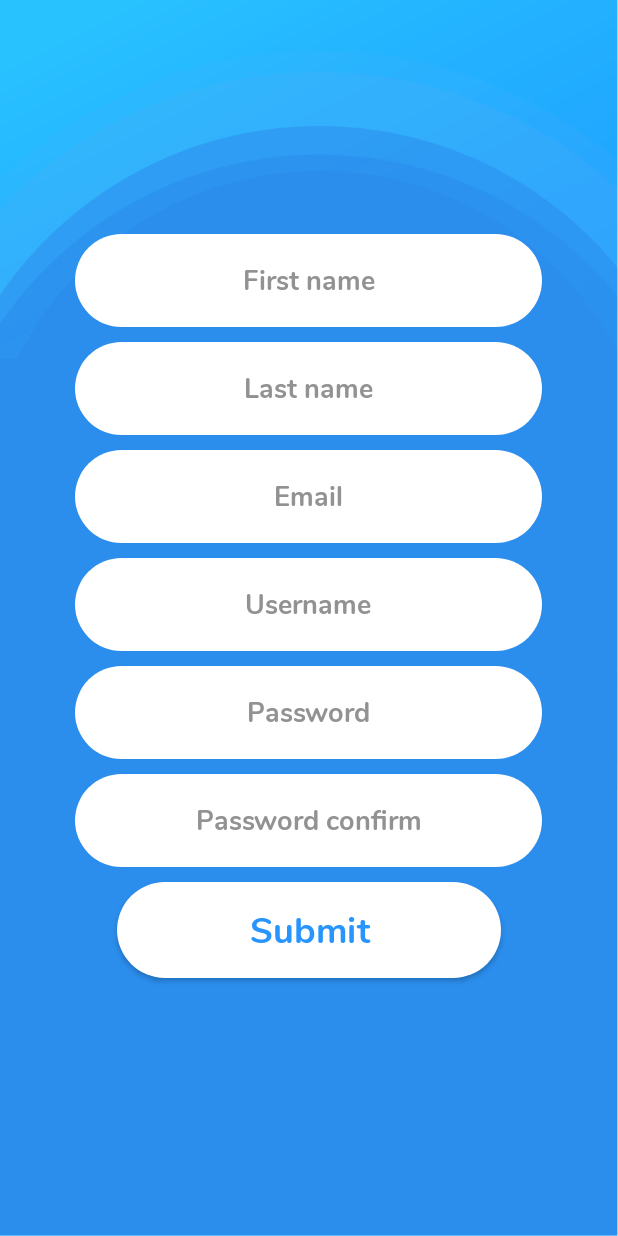
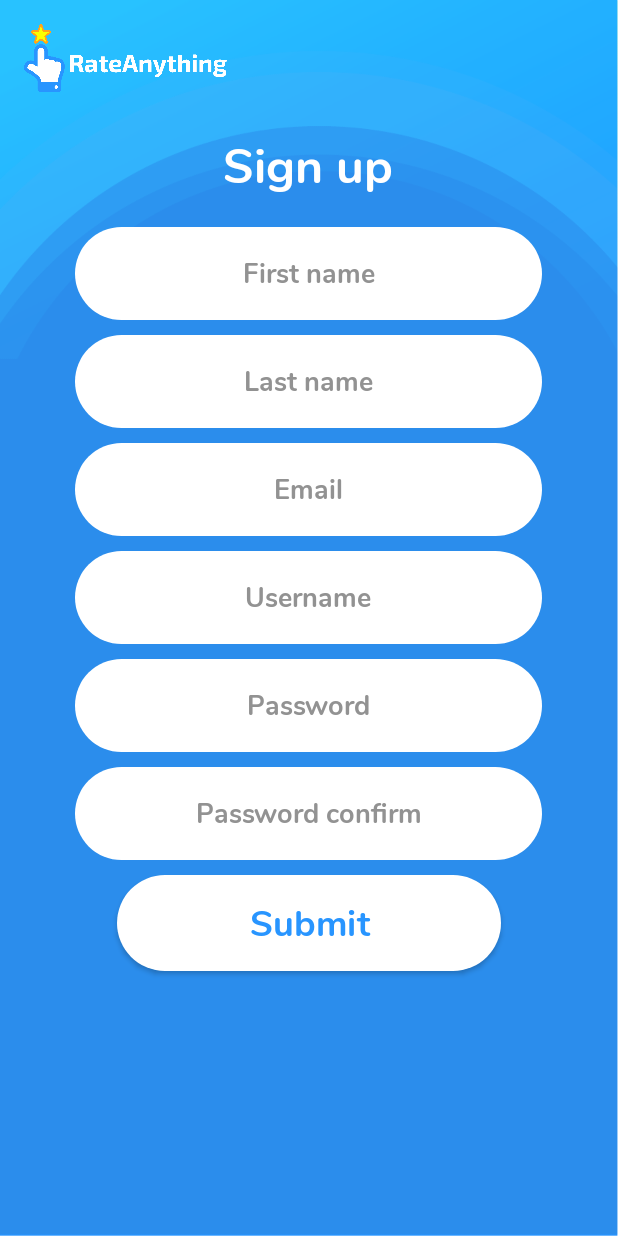
Before and after one commit to servalsam/TCSS450-rate-anything-frontend, an Android app: the screen it shows after launch (StartActivity), after a tap on "Register", on a phone screen of 412 x 824 dp. Run offline under Robolectric (Android 15) with nearby library versions, the phone set to English and light mode, and no system bars.

Commit message:
Added logo to registration. Adjusted text field margins.

```diff
--- a/app/src/main/res/layout/activity_splash_page.xml
+++ b/app/src/main/res/layout/activity_splash_page.xml
@@ -35,7 +35,7 @@ android:background="@drawable/rate_anything_splash">
             android:fontFamily="@font/nunito_bold_font"
             android:layout_width="256dp"
             android:layout_height="64dp"
-            android:layout_marginTop="32dp"
+            android:layout_marginTop="16dp"
             android:textColor="#2895FF"
             android:textSize="24dp"
             android:textAllCaps="false"
--- a/app/src/main/res/layout/fragment_register.xml
+++ b/app/src/main/res/layout/fragment_register.xml
@@ -8,6 +8,26 @@
     android:id="@+id/register_fragment"
     android:background="@drawable/rate_anything_register">
 
+    <ImageView
+        android:id="@+id/register_rate_anything_logo"
+        android:background="@mipmap/rate_anything_logo_white"
+        android:layout_marginTop="16dp"
+        android:layout_marginLeft="16dp"
+        android:layout_width="135dp"
+        android:layout_height="45dp"/>
+
+    <TextView
+        android:id="@+id/register_sign_up"
+        android:fontFamily="@font/nunito_bold_font"
+        android:layout_gravity="center"
+        android:gravity="center"
+        android:layout_marginTop="18dp"
+        android:layout_width="311dp"
+        android:layout_height="62dp"
+        android:text="@string/register_sign_up_title"
+        android:textColor="#fff"
+        android:textSize="32dp"
+        />
 
     <EditText
         android:id="@+id/first_name_registration"
@@ -18,7 +38,7 @@
         android:layout_gravity="center"
         android:layout_width="311dp"
         android:layout_height="62dp"
-        android:layout_marginTop="156dp"
+        android:layout_marginTop="10dp"
         android:hint="@string/register_first_name_hint"/>
 
     <EditText
@@ -68,6 +88,7 @@
         android:layout_width="311dp"
         android:layout_height="62dp"
         android:layout_marginTop="10dp"
+        android:inputType="textPassword"
         android:hint="@string/register_password_hint" />
 
     <EditText
@@ -80,6 +101,7 @@
         android:layout_width="311dp"
         android:layout_height="62dp"
         android:layout_marginTop="10dp"
+        android:inputType="textPassword"
         android:hint="@string/register_password_confirm_hint"/>
 
     <Button
--- a/app/src/main/res/values/strings.xml
+++ b/app/src/main/res/values/strings.xml
@@ -24,6 +24,7 @@
     <!-- Registration Fragment -->
     <string name="directions_for_registration">Complete the following fields to register
         and become a new Rate Anything Member</string>
+    <string name="register_sign_up_title">Sign up</string>
     <string name="register_password_hint">Password</string>
     <string name="register_password_confirm_hint">Password confirm</string>
     <string name="register_username_hint">Username</string>
```
Also changed, not shown: app/src/main/res/mipmap-mdpi/rate_anything_logo_color.png (added), app/src/main/res/mipmap-mdpi/rate_anything_logo_white.png (added).
